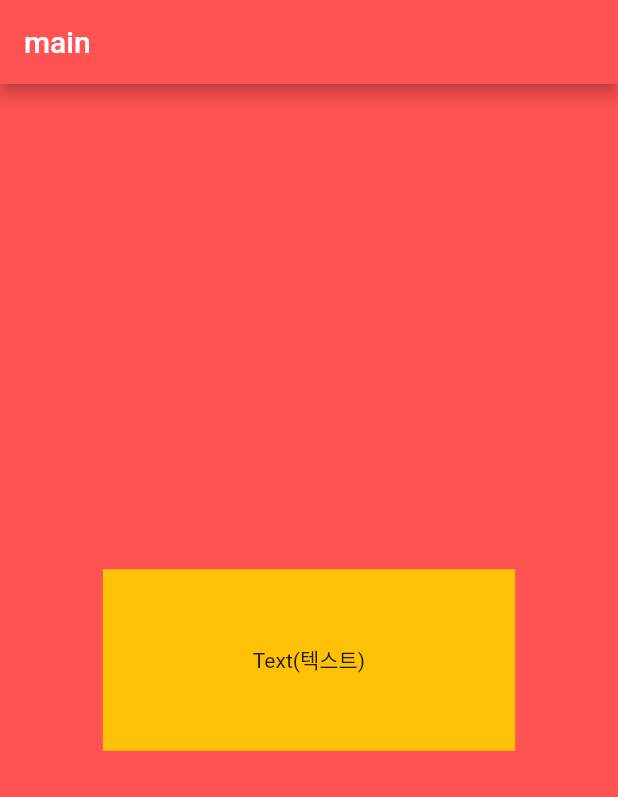
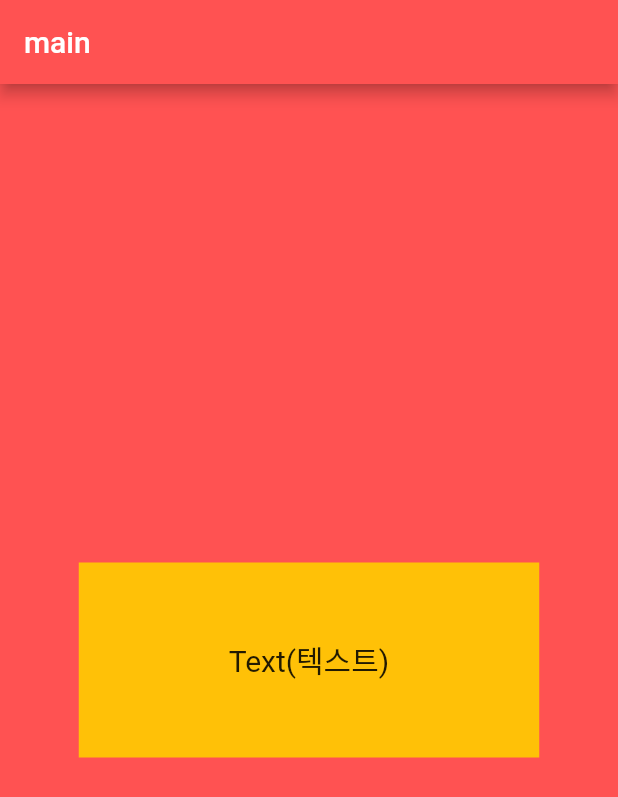
Before and after one commit to selpeapi/flutter_app3, a Flutter app: the screen it shows after launch, on a phone screen of 412 x 824 dp. Shown: the top 797 px of the screen. Run offline on Flutter 3.47's test engine with Material 2 defaults, Android fonts, the phone set to English and light mode, and no system bars.

Commit message:
Text [,style : TextStyle(fontSize)] ~20.11.17

```diff
--- a/lib/main.dart
+++ b/lib/main.dart
@@ -29,7 +29,7 @@ class _MainPageState extends State<MainPage> {
         padding: EdgeInsets.symmetric(vertical: 50, horizontal: 100),
         child: Text(
           "Text(텍스트)",
-          style: TextStyle(),
+          style: TextStyle(fontSize: 20),
         ),
       ),
     );
```
